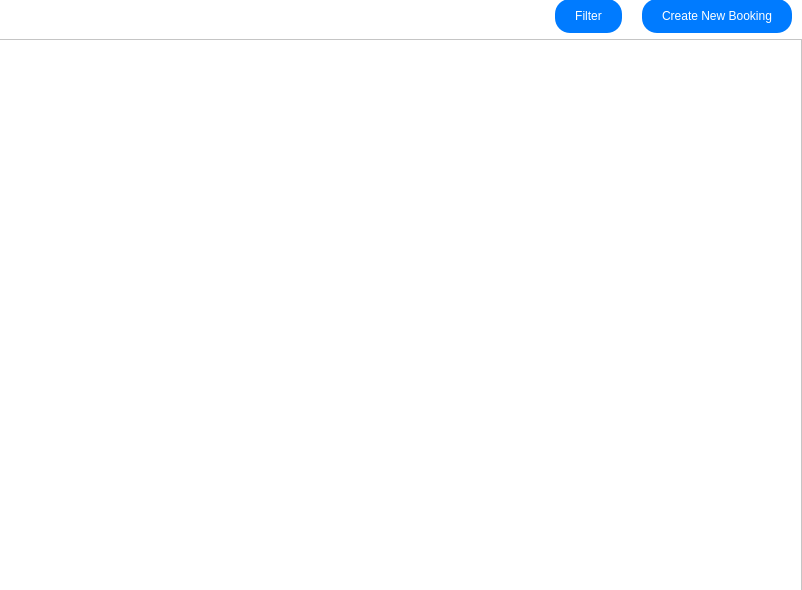
trung-kieen/hotel-booking-system, file src/ui/ui_booking_scene.ui: the form before one commit.
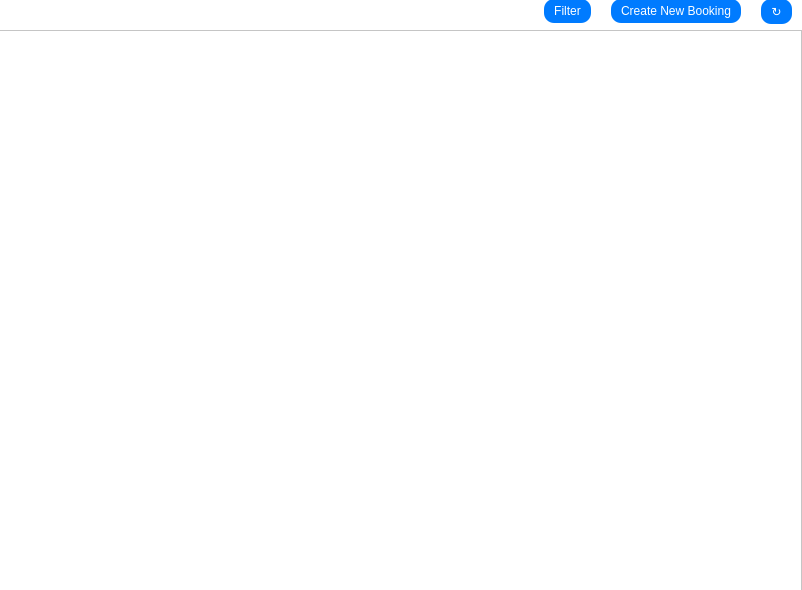
The form after the commit.

Commit message: feat: complete feature create booking

The edit to the form file:
```diff
--- a/src/ui/ui_booking_scene.ui
+++ b/src/ui/ui_booking_scene.ui
@@ -42,7 +42,7 @@
            <property name="styleSheet">
             <string notr="true"/>
            </property>
-           <layout class="QHBoxLayout" name="horizontalLayout_3" stretch="0,0,0">
+           <layout class="QHBoxLayout" name="horizontalLayout_3" stretch="0,0,0,0">
             <property name="spacing">
              <number>20</number>
             </property>
@@ -74,21 +74,15 @@
               </property>
              </spacer>
             </item>
-            <item alignment="Qt::AlignVCenter">
+            <item>
              <widget class="QPushButton" name="filter_btn">
-              <property name="sizePolicy">
-               <sizepolicy hsizetype="Preferred" vsizetype="Preferred">
-                <horstretch>0</horstretch>
-                <verstretch>0</verstretch>
-               </sizepolicy>
-              </property>
               <property name="styleSheet">
                <string notr="true">QPushButton {
                 background-color: #007BFF;  /* Màu nền */
                 color: white;                 /* Màu chữ */
                 border: none;                 /* Không viền */
-                border-radius: 15px;         /* Bo tròn góc */
-                padding: 10px 20px;          /* Khoảng cách bên trong */
+                border-radius: 10px;         /* Bo tròn góc */
+                padding: 5px 10px;          /* Khoảng cách bên trong */
             }
             QPushButton:hover {
                 background-color: #0056b3;   /* Màu nền khi di chuột qua */
@@ -97,9 +91,6 @@
               <property name="text">
                <string>Filter</string>
               </property>
-              <property name="flat">
-               <bool>true</bool>
-              </property>
              </widget>
             </item>
             <item>
@@ -109,8 +100,8 @@
                 background-color: #007BFF;  /* Màu nền */
                 color: white;                 /* Màu chữ */
                 border: none;                 /* Không viền */
-                border-radius: 15px;         /* Bo tròn góc */
-                padding: 10px 20px;          /* Khoảng cách bên trong */
+                border-radius: 10px;         /* Bo tròn góc */
+                padding: 5px 10px;          /* Khoảng cách bên trong */
             }
             QPushButton:hover {
                 background-color: #0056b3;   /* Màu nền khi di chuột qua */
@@ -124,6 +115,28 @@
               </property>
              </widget>
             </item>
+            <item>
+             <widget class="QPushButton" name="refresh_btn">
+              <property name="styleSheet">
+               <string notr="true">QPushButton {
+                background-color: #007BFF;  /* Màu nền */
+                color: white;                 /* Màu chữ */
+                border: none;                 /* Không viền */
+                border-radius: 10px;         /* Bo tròn góc */
+                padding: 5px 10px;          /* Khoảng cách bên trong */
+            }
+            QPushButton:hover {
+                background-color: #0056b3;   /* Màu nền khi di chuột qua */
+            }</string>
+              </property>
+              <property name="text">
+               <string>↻</string>
+              </property>
+              <property name="flat">
+               <bool>true</bool>
+              </property>
+             </widget>
+            </item>
            </layout>
           </widget>
          </item>
@@ -135,6 +148,15 @@
              <verstretch>0</verstretch>
             </sizepolicy>
            </property>
+           <property name="selectionBehavior">
+            <enum>QAbstractItemView::SelectRows</enum>
+           </property>
+           <property name="showGrid">
+            <bool>false</bool>
+           </property>
+           <property name="sortingEnabled">
+            <bool>true</bool>
+           </property>
            <attribute name="horizontalHeaderCascadingSectionResizes">
             <bool>false</bool>
            </attribute>
```
The commit also changes 18 other files.
